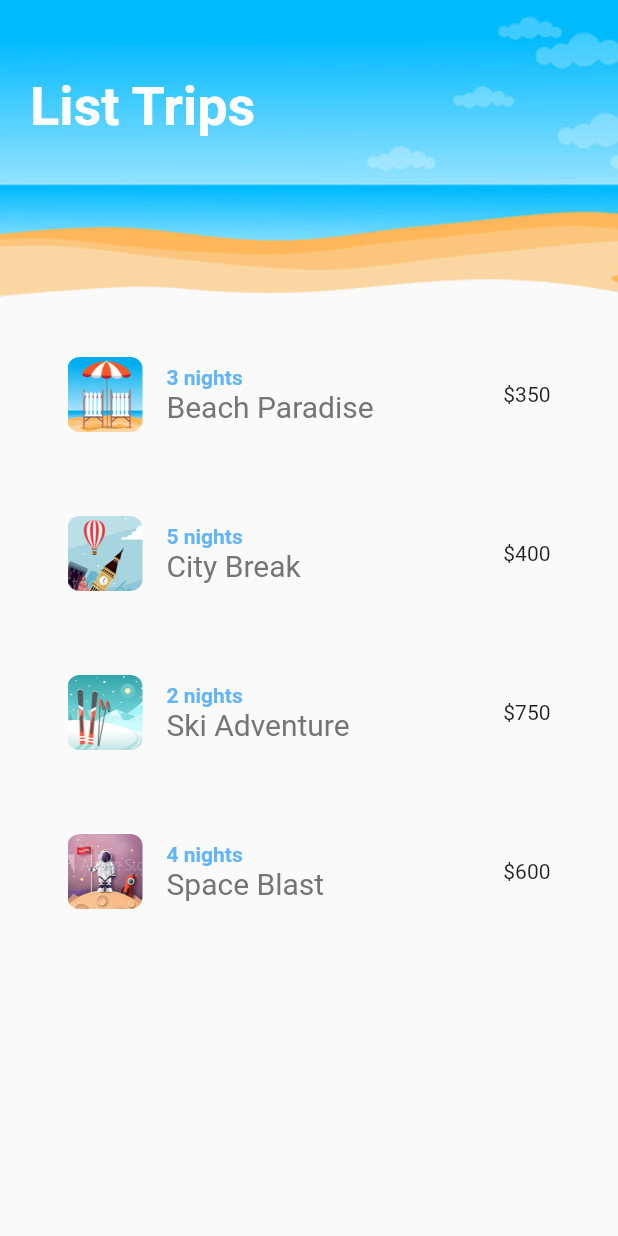
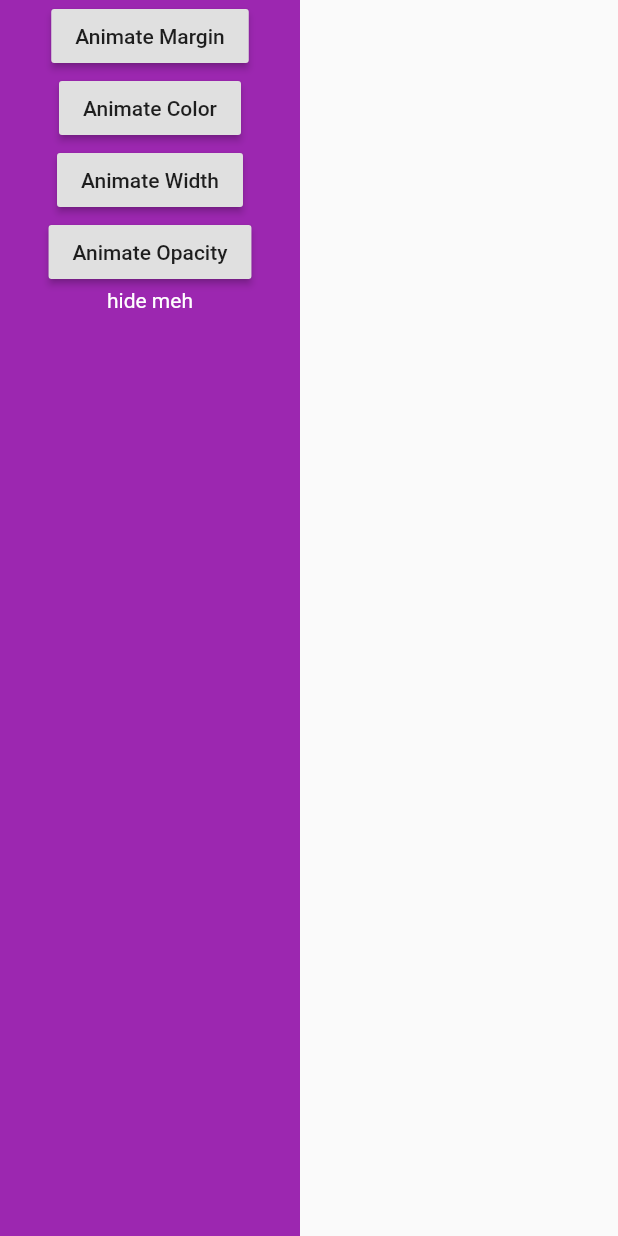
Before and after one commit to r3nyah/Flutter-Animations, a Flutter app: the screen it shows after launch, on a phone screen of 412 x 824 dp. Run offline on Flutter 3.47's test engine with Material 2 defaults, Android fonts, the phone set to English and light mode, and no system bars; missing offline and left inert: lipsum.

Commit message:
Lesson-2

```diff
--- a/lib/main.dart
+++ b/lib/main.dart
@@ -1,5 +1,6 @@
 import 'package:flutter/material.dart';
 import 'package:triplist/screens/home.dart';
+import 'package:triplist/screens/sandBox.dart';
 
 void main() {
   runApp(MyApp());
@@ -11,7 +12,7 @@ class MyApp extends StatelessWidget {
   Widget build(BuildContext context) {
     return MaterialApp(
       title: 'List Trips',
-      home: Home(),
+      home: Sandbox(),
     );
   }
 }
--- /dev/null
+++ b/lib/screens/sandBox.dart
@@ -0,0 +1,55 @@
+import 'dart:ui';
+
+import 'package:flutter/material.dart';
+class Sandbox extends StatefulWidget {
+  @override
+  _SandboxState createState() => _SandboxState();
+}
+class _SandboxState extends State<Sandbox> {
+
+  double _opacity = 1;
+  double _margin = 0;
+  double _width = 200;
+  Color _color = Colors.purple;
+
+  @override
+  Widget build(BuildContext context) {
+    return Scaffold(
+      body: AnimatedContainer(
+        duration: Duration(seconds: 1),
+        margin: EdgeInsets.all(_margin),
+        width: _width,
+        color: _color,
+        child: Column(
+          crossAxisAlignment: CrossAxisAlignment.center,
+          children: <Widget>[
+            RaisedButton(
+              child: Text('Animate Margin'),
+              onPressed: () => setState(() => _margin = 50),
+            ),
+            RaisedButton(
+              child: Text('Animate Color'),
+              onPressed: () => setState(() => _color = Colors.blue),
+            ),
+            RaisedButton(
+              child: Text('Animate Width'),
+              onPressed: () => setState(() => _width = 400),
+            ),
+            RaisedButton(
+              child: Text('Animate Opacity'),
+              onPressed: () => setState(() => _opacity = 0),
+            ),
+            AnimatedOpacity(
+              duration: Duration(seconds: 2),
+              opacity: _opacity,
+              child: Text(
+                'hide meh',
+                style: TextStyle(color: Colors.white),
+              ),
+            ),
+          ],
+        ),
+      ),
+    );
+  }
+}
```
